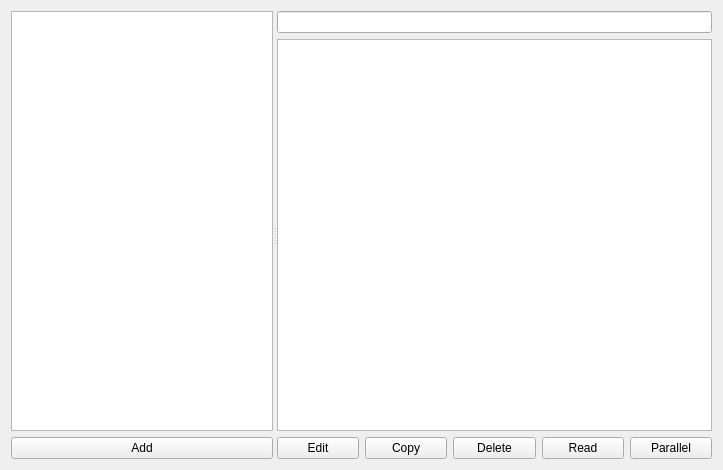
Old version of the form qtdesigner/items.ui in the repository t123/ReadingTool.Python.
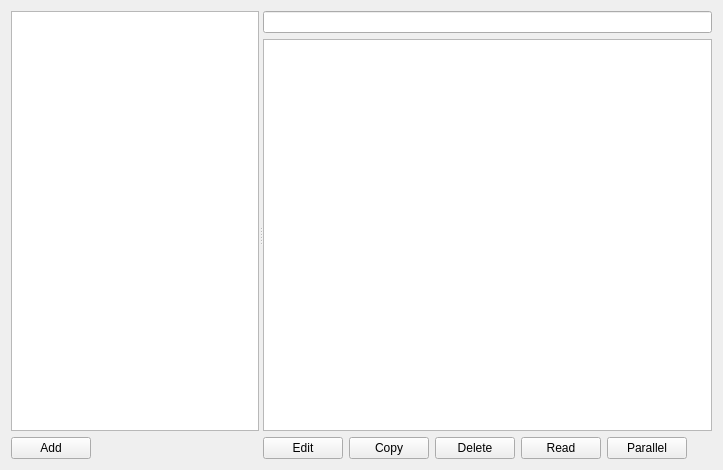
New version of the form.

```diff
--- a/qtdesigner/items.ui
+++ b/qtdesigner/items.ui
@@ -13,7 +13,7 @@
   <property name="windowTitle">
    <string>Form</string>
   </property>
-  <layout class="QHBoxLayout" name="horizontalLayout_2">
+  <layout class="QVBoxLayout" name="verticalLayout_3">
    <item>
     <widget class="QSplitter" name="splitter">
      <property name="orientation">
@@ -28,12 +28,29 @@
         <widget class="QTreeView" name="tvFilter"/>
        </item>
        <item>
+        <layout class="QHBoxLayout" name="horizontalLayout">
+         <item>
         <widget class="QPushButton" name="pbAdd">
          <property name="text">
           <string>Add</string>
          </property>
         </widget>
        </item>
+         <item>
+          <spacer name="horizontalSpacer">
+           <property name="orientation">
+            <enum>Qt::Horizontal</enum>
+           </property>
+           <property name="sizeHint" stdset="0">
+            <size>
+             <width>40</width>
+             <height>20</height>
+            </size>
+           </property>
+          </spacer>
+         </item>
+        </layout>
+       </item>
       </layout>
      </widget>
      <widget class="QWidget" name="">
@@ -64,7 +81,7 @@
         </widget>
        </item>
        <item>
-        <layout class="QHBoxLayout" name="horizontalLayout">
+        <layout class="QHBoxLayout" name="horizontalLayout_2">
          <item>
           <widget class="QPushButton" name="pbEdit">
            <property name="text">
@@ -100,6 +117,19 @@
            </property>
           </widget>
          </item>
+         <item>
+          <spacer name="horizontalSpacer_2">
+           <property name="orientation">
+            <enum>Qt::Horizontal</enum>
+           </property>
+           <property name="sizeHint" stdset="0">
+            <size>
+             <width>40</width>
+             <height>20</height>
+            </size>
+           </property>
+          </spacer>
+         </item>
         </layout>
        </item>
       </layout>
```
Lines whose indentation alone changed are shown as unchanged.
